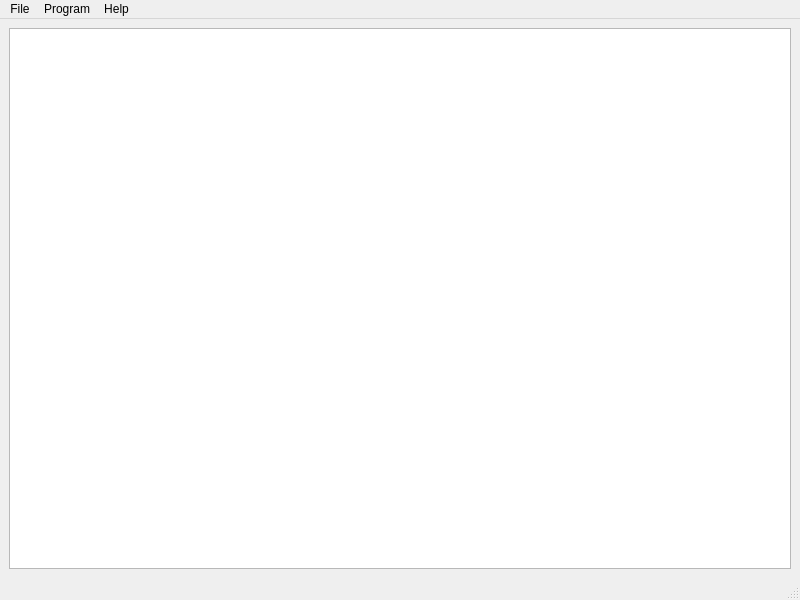
Above: mainwindow.ui from TechnoMag82/simpletextviewer before the change. Below: the same form after it.
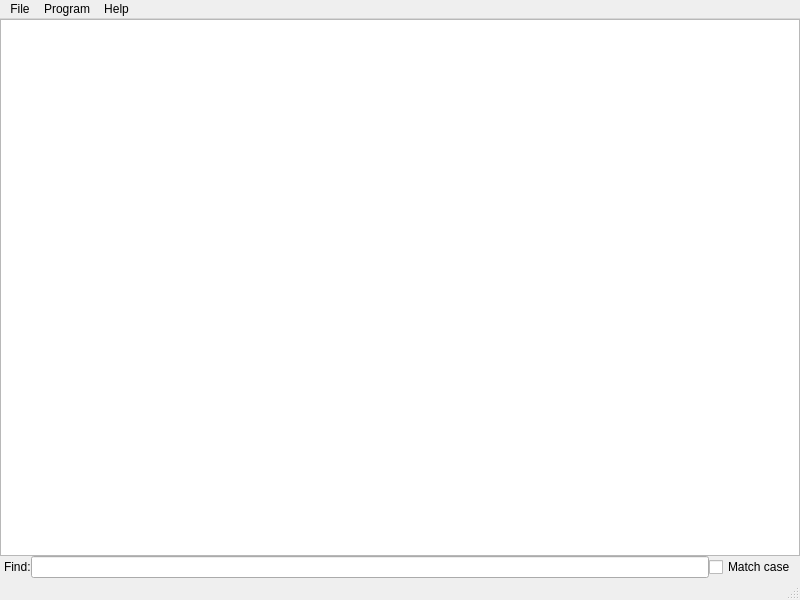
That is the form after the change.

Diff of the .ui file:
```diff
--- a/mainwindow.ui
+++ b/mainwindow.ui
@@ -15,6 +15,21 @@
   </property>
   <widget class="QWidget" name="centralwidget">
    <layout class="QVBoxLayout" name="verticalLayout">
+    <property name="spacing">
+     <number>0</number>
+    </property>
+    <property name="leftMargin">
+     <number>0</number>
+    </property>
+    <property name="topMargin">
+     <number>0</number>
+    </property>
+    <property name="rightMargin">
+     <number>0</number>
+    </property>
+    <property name="bottomMargin">
+     <number>0</number>
+    </property>
     <item>
      <widget class="QPlainTextEdit" name="plainTextEdit">
       <property name="font">
@@ -27,6 +42,33 @@
       </property>
      </widget>
     </item>
+    <item>
+     <layout class="QHBoxLayout" name="horizontalLayout">
+      <property name="leftMargin">
+       <number>4</number>
+      </property>
+      <property name="rightMargin">
+       <number>4</number>
+      </property>
+      <item>
+       <widget class="QLabel" name="label">
+        <property name="text">
+         <string>Find:</string>
+        </property>
+       </widget>
+      </item>
+      <item>
+       <widget class="QLineEdit" name="lineEdit"/>
+      </item>
+      <item>
+       <widget class="QCheckBox" name="checkBox">
+        <property name="text">
+         <string>Match case</string>
+        </property>
+       </widget>
+      </item>
+     </layout>
+    </item>
    </layout>
   </widget>
   <widget class="QMenuBar" name="menubar">
```
